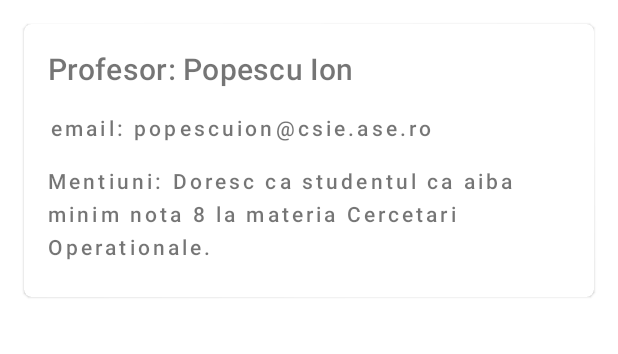
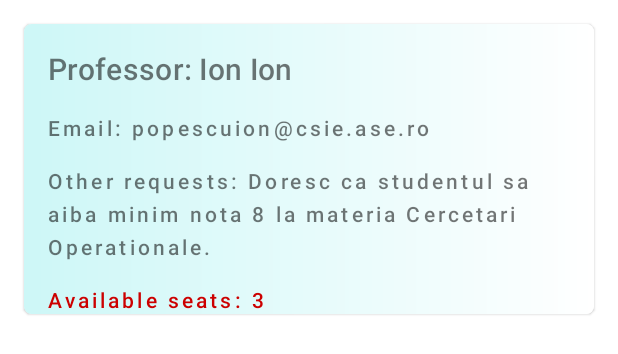
Before and after one commit to mikmiki27/gestiunea-cererilor, an Android app: the layout item_profesor_disponibil.xml on its own in the app's theme, with its tools: preview values and no code run, on a phone screen of 412 x 824 dp. Shown: the top 354 px of the screen. Run offline under Robolectric (Android 15) with nearby library versions, the light colour scheme and no system bars; network calls fail.

Commit message:
lista profesori disponibili its done!

```diff
--- a/app/src/main/java/com/example/gestiuneacererilor/data/managers/profesormanager/ProfesorManager.kt
+++ b/app/src/main/java/com/example/gestiuneacererilor/data/managers/profesormanager/ProfesorManager.kt
@@ -4,7 +4,7 @@ import com.example.gestiuneacererilor.data.restmanager.data.*
 import io.reactivex.Single
 
 interface ProfesorManager {
-    fun getAllProfessors(): Single<GetAllProfessorsResponse>
+    fun getAllProfessors(): Single<List<NewProfesorRequestBody>>
     fun enterNewProfesor(request: NewProfesorRequestBody): Single<NewProfesorRequestBody>
     fun getProfesorByEmail(email: String): Single<List<NewProfesorRequestBody>>
     //fun getProfesorById(id: String): Single<List<NewProfesorRequestBody>>
--- a/app/src/main/java/com/example/gestiuneacererilor/data/managers/profesormanager/ProfesorManagerImplementation.kt
+++ b/app/src/main/java/com/example/gestiuneacererilor/data/managers/profesormanager/ProfesorManagerImplementation.kt
@@ -18,7 +18,7 @@ class ProfesorManagerImplementation private constructor(private val profesorServ
         }
     }
 
-    override fun getAllProfessors(): Single<GetAllProfessorsResponse> {
+    override fun getAllProfessors(): Single<List<NewProfesorRequestBody>> {
         return profesorService.getAllProfessors()
     }
 
--- a/app/src/main/java/com/example/gestiuneacererilor/data/restmanager/ProfesorService.kt
+++ b/app/src/main/java/com/example/gestiuneacererilor/data/restmanager/ProfesorService.kt
@@ -16,7 +16,7 @@ interface ProfesorService {
     fun enterNewProfesor(@Body request: NewProfesorRequestBody): Single<NewProfesorRequestBody>
 
     @GET("profesor")
-    fun getAllProfessors(): Single<GetAllProfessorsResponse>
+    fun getAllProfessors(): Single<List<NewProfesorRequestBody>>
 
     @GET("profesor/{email}")
     fun getProfesorByEmail(@Path(value = "email") email: String): Single<List<NewProfesorRequestBody>>
--- a/app/src/main/java/com/example/gestiuneacererilor/ui/cereri/cereriStudent/CereriStudentFragment.kt
+++ b/app/src/main/java/com/example/gestiuneacererilor/ui/cereri/cereriStudent/CereriStudentFragment.kt
@@ -6,12 +6,8 @@ import android.view.View
 import android.view.ViewGroup
 import androidx.fragment.app.Fragment
 import com.example.gestiuneacererilor.R
-import com.example.gestiuneacererilor.ui.sedinte.OnRequestItemClicked
-import com.example.gestiuneacererilor.utils.Constants
-import com.example.gestiuneacererilor.utils.determineCurrentTypeUser
-import com.example.gestiuneacererilor.utils.getCurrentUserEmail
 
-class CereriStudentFragment(private var onRequestItemClicked: OnRequestItemClicked) : Fragment() {
+class CereriStudentFragment() : Fragment() {
 
     override fun onCreateView(
         inflater: LayoutInflater,
--- a/app/src/main/java/com/example/gestiuneacererilor/ui/onboarding/registration/RegistrationActivityPresenter.kt
+++ b/app/src/main/java/com/example/gestiuneacererilor/ui/onboarding/registration/RegistrationActivityPresenter.kt
@@ -76,6 +76,10 @@ class RegistrationActivityPresenter(
                     )
                     SharedPrefUtil.addKeyValue(
                         activity, SharedPrefUtil.CURRENT_USER_AN, it.an
+                            ?: ""
+                    )
+                    SharedPrefUtil.addKeyValue(
+                        activity, SharedPrefUtil.CURRENT_USER_PROFESOR_COORDONATOR, it.an
                             ?: ""
                     )
                     SharedPrefUtil.addKeyValue(
--- a/app/src/main/java/com/example/gestiuneacererilor/utils/Constants.kt
+++ b/app/src/main/java/com/example/gestiuneacererilor/utils/Constants.kt
@@ -28,4 +28,8 @@ object Constants {
     enum class TipCerere {
         LICENTA, DISERTATIE
     }
+
+    enum class TipCiclu {
+        LICENTA, MASTER
+    }
 }
--- a/app/src/main/java/com/example/gestiuneacererilor/utils/Utils.kt
+++ b/app/src/main/java/com/example/gestiuneacererilor/utils/Utils.kt
@@ -66,6 +66,10 @@ fun getCurrentStudentAn(context: Context): String {
     return SharedPrefUtil.getStringValue(context, SharedPrefUtil.CURRENT_USER_AN).toString()
 }
 
+fun getCurrentStudentProfesorCoordonator(context: Context): String {
+    return SharedPrefUtil.getStringValue(context, SharedPrefUtil.CURRENT_USER_PROFESOR_COORDONATOR).toString()
+}
+
 fun getCurrentStudentCiclu(context: Context): String {
     return SharedPrefUtil.getStringValue(context, SharedPrefUtil.CURRENT_USER_CICLU).toString()
 }
--- a/app/src/main/res/layout/item_profesor_disponibil.xml
+++ b/app/src/main/res/layout/item_profesor_disponibil.xml
@@ -2,7 +2,7 @@
     xmlns:app="http://schemas.android.com/apk/res-auto"
     xmlns:card_view="http://schemas.android.com/apk/res-auto"
     xmlns:tools="http://schemas.android.com/tools"
-    android:id="@+id/card_view_student"
+    android:id="@+id/card_view_profesori_disp"
     android:layout_width="match_parent"
     android:layout_height="wrap_content"
     android:layout_gravity="center_horizontal"
@@ -17,10 +17,11 @@
 
     <androidx.constraintlayout.widget.ConstraintLayout
         android:layout_width="match_parent"
-        android:layout_height="match_parent">
+        android:layout_height="match_parent"
+        android:background="@drawable/gray_gradient">
 
         <TextView
-            android:id="@+id/request_title"
+            android:id="@+id/profesor_disp_full_name"
             android:layout_width="0dp"
             android:layout_height="wrap_content"
             android:layout_marginTop="@dimen/margin_medium"
@@ -29,16 +30,15 @@
             android:lineSpacingExtra="@dimen/text_size_4sp"
             android:textSize="@dimen/text_ultra_big"
             android:textStyle="normal"
-            android:text="Profesor: Popescu Ion"
             app:layout_constraintEnd_toStartOf="@+id/guideline2"
             app:layout_constraintStart_toStartOf="@+id/guideline1"
-            app:layout_constraintTop_toTopOf="parent" />
+            app:layout_constraintTop_toTopOf="parent"
+            tools:text="Professor: Ion Ion" />
 
         <TextView
-            android:id="@+id/request_street"
+            android:id="@+id/profesor_disp_email"
             android:layout_width="0dp"
             android:layout_height="wrap_content"
-            android:layout_marginStart="@dimen/margin_2dp"
             android:layout_marginTop="@dimen/margin_medium"
             android:drawablePadding="@dimen/margin_medium"
             android:fontFamily="sans-serif-medium"
@@ -46,14 +46,13 @@
             android:lineSpacingExtra="@dimen/text_size_6sp"
             android:textSize="14sp"
             android:textStyle="normal"
-            android:text="email: popescuion@csie.ase.ro"
             app:layout_constraintEnd_toStartOf="@+id/guideline2"
             app:layout_constraintStart_toStartOf="@+id/guideline1"
-            app:layout_constraintTop_toBottomOf="@+id/request_title"
-            />
+            app:layout_constraintTop_toBottomOf="@+id/profesor_disp_full_name"
+            tools:text="Email: popescuion@csie.ase.ro" />
 
         <TextView
-            android:id="@+id/request_submit_date"
+            android:id="@+id/profesor_disp_mentiuni"
             android:layout_width="0dp"
             android:layout_height="wrap_content"
             android:layout_marginTop="@dimen/margin_medium"
@@ -61,23 +60,27 @@
             android:fontFamily="sans-serif-medium"
             android:letterSpacing="0.15"
             android:lineSpacingExtra="@dimen/text_size_6sp"
-            android:text="Mentiuni: Doresc ca studentul ca aiba minim nota 8 la materia Cercetari Operationale."
             android:textStyle="normal"
             app:layout_constraintEnd_toStartOf="@+id/guideline2"
             app:layout_constraintStart_toStartOf="@id/guideline1"
-            app:layout_constraintTop_toBottomOf="@id/request_street" />
+            app:layout_constraintTop_toBottomOf="@id/profesor_disp_email"
+            tools:text="Other requests: Doresc ca studentul sa aiba minim nota 8 la materia Cercetari Operationale." />
 
-        <com.google.android.material.chip.ChipGroup
-            android:id="@+id/requests_chipList"
+        <TextView
+            android:id="@+id/profesor_disp_echipa"
             android:layout_width="0dp"
             android:layout_height="wrap_content"
-            android:layout_marginStart="@dimen/margin_2dp"
             android:layout_marginTop="@dimen/margin_medium"
-            android:paddingBottom="@dimen/margin_small"
-            app:layout_constraintEnd_toEndOf="@id/guideline2"
+            android:drawablePadding="12dp"
+            android:fontFamily="sans-serif-medium"
+            android:letterSpacing="0.15"
+            android:lineSpacingExtra="@dimen/text_size_6sp"
+            android:textStyle="normal"
+            android:textColor="@android:color/holo_red_dark"
+            app:layout_constraintEnd_toStartOf="@+id/guideline2"
             app:layout_constraintStart_toStartOf="@id/guideline1"
-            app:layout_constraintTop_toBottomOf="@id/request_submit_date"
-            app:singleSelection="false" />
+            app:layout_constraintTop_toBottomOf="@id/profesor_disp_mentiuni"
+            tools:text="Available seats: 3" />
 
         <androidx.constraintlayout.widget.Guideline
             android:id="@+id/guideline1"
```
Also changed, not shown: app/src/main/java/com/example/gestiuneacererilor/ui/cereri/CereriFragment.kt (+7 -6 lines), app/src/main/java/com/example/gestiuneacererilor/ui/cereri/CereriPagerAdapter.kt (+4 -5 lines), app/src/main/java/com/example/gestiuneacererilor/ui/cereri/CereriPresenter.kt (+2 -5 lines), app/src/main/java/com/example/gestiuneacererilor/ui/cereri/listaprofesori/ListaProfesori.kt (deleted, +0 -33 lines), app/src/main/java/com/example/gestiuneacererilor/ui/cereri/listaprofesori/ListaProfesoriAdapter.kt (added, +97 -0 lines), app/src/main/java/com/example/gestiuneacererilor/ui/cereri/listaprofesori/ListaProfesoriFragment.kt (added, +142 -0 lines), app/src/main/java/com/example/gestiuneacererilor/ui/cereri/listaprofesori/ListaProfesoriMvp.kt (added, +19 -0 lines), app/src/main/java/com/example/gestiuneacererilor/ui/cereri/listaprofesori/ListaProfesoriPresenter.kt (added, +77 -0 lines), app/src/main/java/com/example/gestiuneacererilor/ui/profile/ProfileFragment.kt (+15 -2 lines), app/src/main/res/layout/fragment_lista_profesori.xml (+47 -1 lines), app/src/main/res/values/strings.xml (+8 -1 lines), 1 other file.
